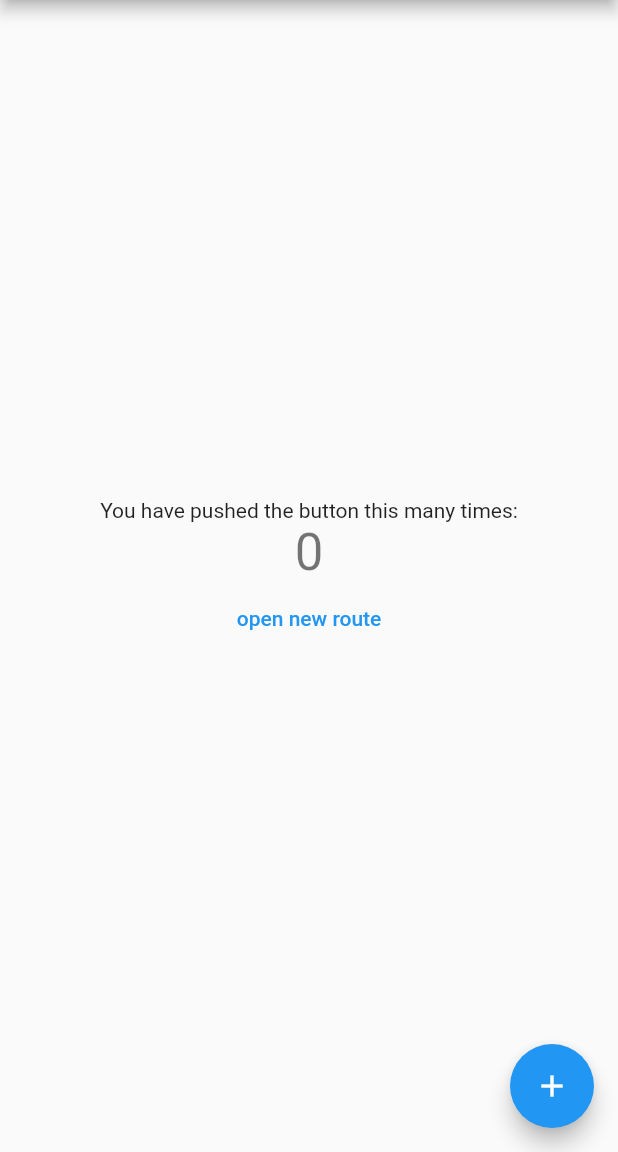
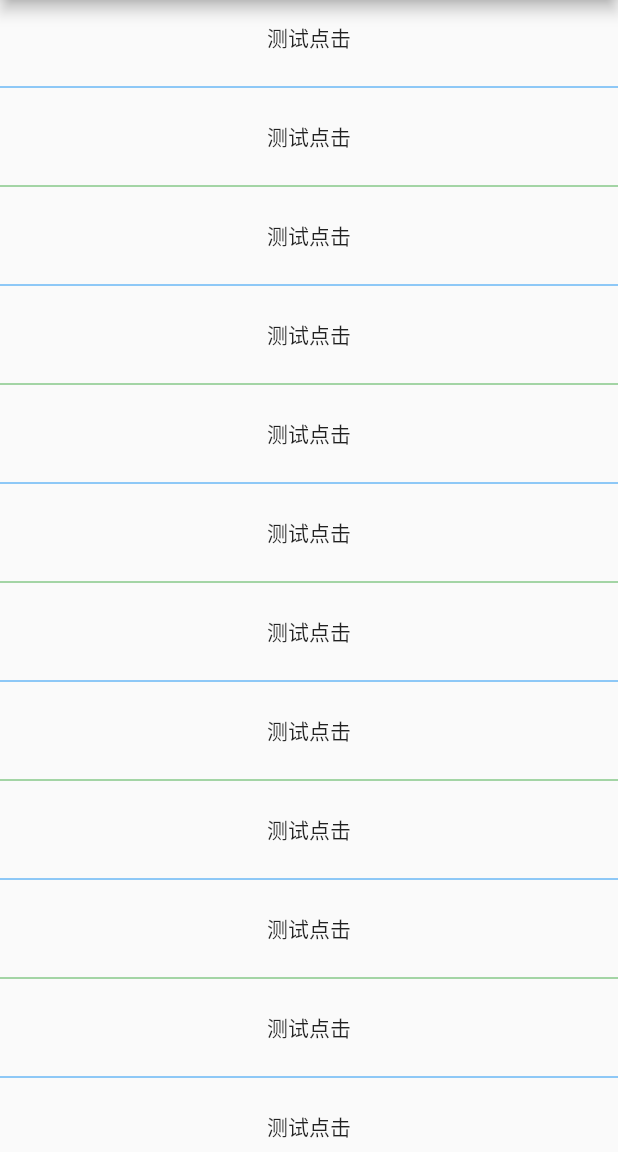
Before and after one commit to liuyingjie-x/Flutter, a Flutter app: the screen it shows after launch, on a phone screen of 412 x 824 dp, the part 84-1236 px from its top. Run offline on Flutter 3.47's test engine with Material 2 defaults, Android fonts, the phone set to English and light mode, and no system bars.

Commit message:
实现listView点击跳转

```diff
--- a/lib/main.dart
+++ b/lib/main.dart
@@ -1,4 +1,5 @@
 import 'package:flutter/material.dart';
+import 'package:flutter_app/routes/router.dart';
 
 void main() => runApp(MyApp());
 
@@ -9,17 +10,26 @@ class MyApp extends StatelessWidget {
     return MaterialApp(
       title: 'Flutter Demo',
       theme: ThemeData(
-        // This is the theme of your application.
-        //
-        // Try running your application with "flutter run". You'll see the
-        // application has a blue toolbar. Then, without quitting the app, try
-        // changing the primarySwatch below to Colors.green and then invoke
-        // "hot reload" (press "r" in the console where you ran "flutter run",
-        // or simply save your changes to "hot reload" in a Flutter IDE).
-        // Notice that the counter didn't reset back to zero; the application
-        // is not restarted.
         primarySwatch: Colors.blue,
       ),
+//        //注册路由表
+//        routes:{
+//          "new_page":(context)=>NewRoute(),
+//          "/":(context)=> MyHomePage(title: 'Flutter Demo Home Page'), //注册首页路由
+//        }
+      onGenerateRoute: (RouteSettings settings) {
+        if (settings.name == "tip") {
+          return MaterialPageRoute(builder: (context) {
+            return TipRoute(text: settings.name);
+          });
+        }
+        return null;
+      },
+      routes: {
+        "tip2": (context) {
+          return TipRoute(text: ModalRoute.of(context).settings.arguments);
+        }, //注册首页路由
+      },
       home: MyHomePage(title: 'Flutter Demo Home Page'),
     );
   }
@@ -39,20 +49,8 @@ class NewRoute extends StatelessWidget {
   }
 }
 
-
-
 class MyHomePage extends StatefulWidget {
   MyHomePage({Key key, this.title}) : super(key: key);
-
-  // This widget is the home page of your application. It is stateful, meaning
-  // that it has a State object (defined below) that contains fields that affect
-  // how it looks.
-
-  // This class is the configuration for the state. It holds the values (in this
-  // case the title) provided by the parent (in this case the App widget) and
-  // used by the build method of the State. Fields in a Widget subclass are
-  // always marked "final".
-
   final String title;
 
   @override
@@ -60,77 +58,70 @@ class MyHomePage extends StatefulWidget {
 }
 
 class _MyHomePageState extends State<MyHomePage> {
-  int _counter = 0;
 
-  void _incrementCounter() {
-    setState(() {
-      // This call to setState tells the Flutter framework that something has
-      // changed in this State, which causes it to rerun the build method below
-      // so that the display can reflect the updated values. If we changed
-      // _counter without calling setState(), then the build method would not be
-      // called again, and so nothing would appear to happen.
-      _counter++;
-    });
-  }
 
+
+//  void _onItemClick(BuildContext context,int index){
+//    Navigator.of(context).push(
+//      new MaterialPageRoute(builder: null)
+//    )
+//  }
   @override
   Widget build(BuildContext context) {
-    // This method is rerun every time setState is called, for instance as done
-    // by the _incrementCounter method above.
-    //
-    // The Flutter framework has been optimized to make rerunning build methods
-    // fast, so that you can just rebuild anything that needs updating rather
-    // than having to individually change instances of widgets.
     return Scaffold(
       appBar: AppBar(
-        // Here we take the value from the MyHomePage object that was created by
-        // the App.build method, and use it to set our appbar title.
         title: Text(widget.title),
       ),
+    /*  body: Center(
+        child: ListView.builder(
+            itemCount: 100,
+            itemExtent: 50.0, //强制高度为50.0
+            //列表项构造器
+            itemBuilder: (BuildContext context, int index) {
+              return ListTile(title: Text("$index"));
+            }),
+      ),*/
       body: Center(
-        // Center is a layout widget. It takes a single child and positions it
-        // in the middle of the parent.
-        child: Column(
-          // Column is also a layout widget. It takes a list of children and
-          // arranges them vertically. By default, it sizes itself to fit its
-          // children horizontally, and tries to be as tall as its parent.
-          //
-          // Invoke "debug painting" (press "p" in the console, choose the
-          // "Toggle Debug Paint" action from the Flutter Inspector in Android
-          // Studio, or the "Toggle Debug Paint" command in Visual Studio Code)
-          // to see the wireframe for each widget.
-          //
-          // Column has various properties to control how it sizes itself and
-          // how it positions its children. Here we use mainAxisAlignment to
-          // center the children vertically; the main axis here is the vertical
-          // axis because Columns are vertical (the cross axis would be
-          // horizontal).
-          mainAxisAlignment: MainAxisAlignment.center,
-          children: <Widget>[
-            Text(
-              'You have pushed the button this many times:',
-            ),
-            Text(
-              '$_counter',
-              style: Theme.of(context).textTheme.display1,
-            ),
-            FlatButton(
-              child: Text("open new route"),
-              textColor: Colors.blue,
-              onPressed: () {
-                Navigator.push(context, MaterialPageRoute(builder: (context) {
-                  return NewRoute();
-                }));
-              },
-            )
-          ],
-        ),
+        child: ListView2()
       ),
-      floatingActionButton: FloatingActionButton(
-        onPressed: _incrementCounter,
-        tooltip: 'Increment',
-        child: Icon(Icons.add),
-      ), // This trailing comma makes auto-formatting nicer for build methods.
     );
   }
 }
+
+class ListView2 extends StatelessWidget {
+  @override
+  Widget build(BuildContext context) {
+    //下划线widget预定义以供复用。
+    Widget divider1 = Divider(
+      color: Colors.blue,
+    );
+    Widget divider2 = Divider(color: Colors.green);
+    return ListView.separated(
+      itemCount: 100,
+      //列表项构造器
+      itemBuilder: buildItem,
+      //分割器构造器
+      separatorBuilder: (BuildContext context, int index) {
+        return index % 2 == 0 ? divider1 : divider2;
+      },
+    );
+  }
+
+  Widget buildItem(BuildContext buildContext,int index){
+    return new GestureDetector(
+      onTap: (){
+        Navigator.push(buildContext,
+            MaterialPageRoute(builder: (buildContext){
+              return new NewRoute();
+            }));
+        NewRoute();
+      },
+      child: Container(
+        child: Text("测试点击"),
+        height: 50,
+        alignment: Alignment.center,
+      ),
+    );
+//    return new Text("测试点击");
+  }
+}
```
